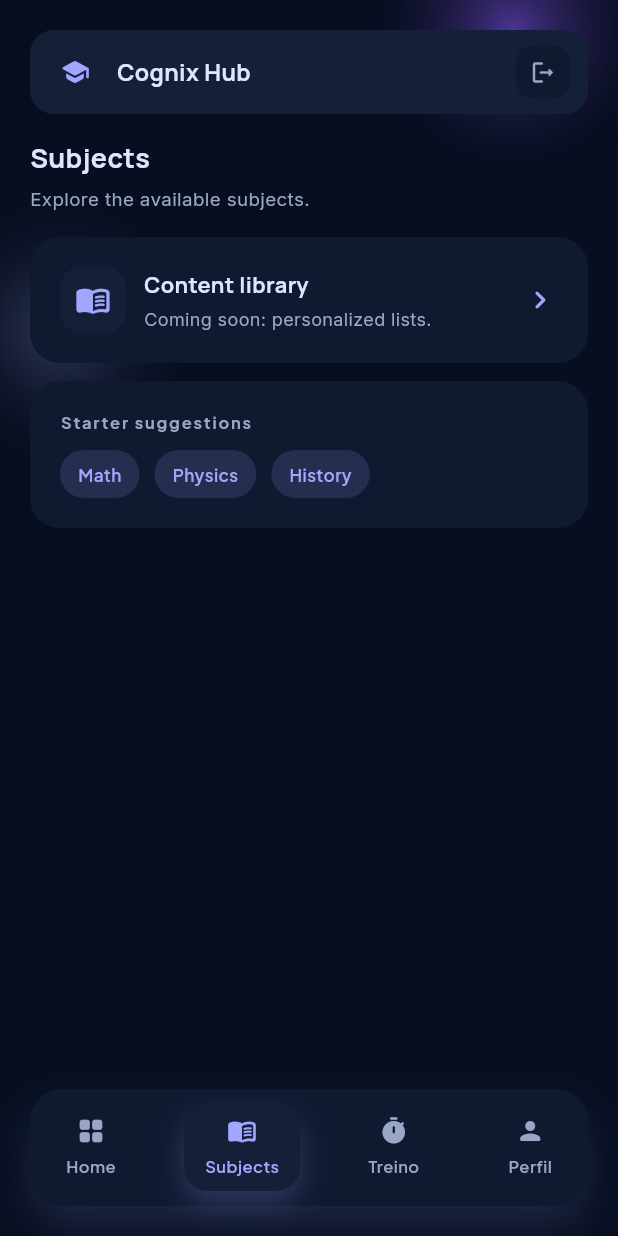
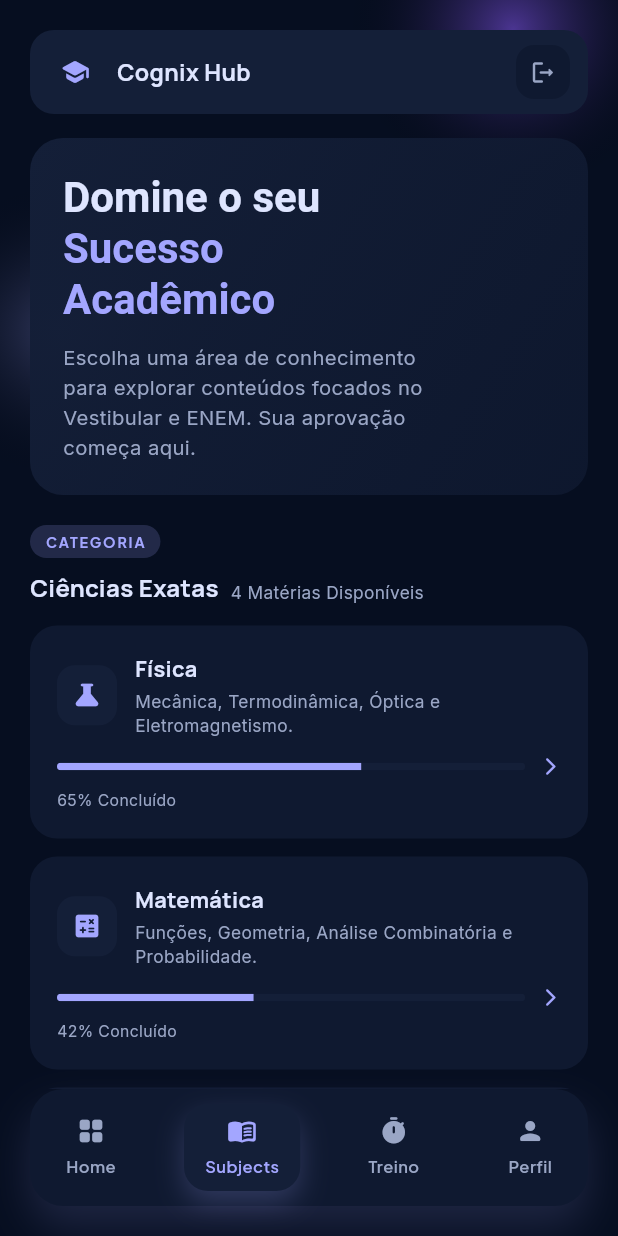
Before and after one commit to EmersonNog/cognix, a Flutter app: the Home screen opened by its route, item 2 of the bottom bar chosen, on a phone screen of 412 x 824 dp. Run offline on Flutter 3.47's test engine with Material 3 defaults, Android fonts, the light colour scheme and no system bars; our stand-ins replace firebase_auth, firebase_core, google_fonts, google_sign_in; accounts and stored records are empty.

Commit message:
feat: adicionar layout da aba de matérias

```diff
--- a/lib/pages/home/home.dart
+++ b/lib/pages/home/home.dart
@@ -3,7 +3,7 @@ import 'package:flutter/material.dart';
 import 'package:google_fonts/google_fonts.dart';
 import 'package:firebase_auth/firebase_auth.dart';
 import 'home_tab.dart';
-import 'subjects_tab.dart';
+import '../subjects/subjects_tab.dart';
 
 class Home extends StatefulWidget {
   const Home({super.key});
--- a/lib/pages/home/subjects_tab.dart
+++ /dev/null
@@ -1,145 +0,0 @@
-import 'package:flutter/material.dart';
-import 'package:google_fonts/google_fonts.dart';
-
-class SubjectsTab extends StatelessWidget {
-  const SubjectsTab({
-    super.key,
-    required this.surfaceContainer,
-    required this.surfaceContainerHigh,
-    required this.onSurface,
-    required this.onSurfaceMuted,
-    required this.primary,
-  });
-
-  final Color surfaceContainer;
-  final Color surfaceContainerHigh;
-  final Color onSurface;
-  final Color onSurfaceMuted;
-  final Color primary;
-
-  @override
-  Widget build(BuildContext context) {
-    return ListView(
-      padding: const EdgeInsets.fromLTRB(20, 0, 20, 120),
-      children: [
-        Text(
-          'Subjects',
-          style: GoogleFonts.manrope(
-            color: onSurface,
-            fontSize: 18,
-            fontWeight: FontWeight.w700,
-          ),
-        ),
-        const SizedBox(height: 6),
-        Text(
-          'Explore the available subjects.',
-          style: GoogleFonts.inter(color: onSurfaceMuted, fontSize: 12.5),
-        ),
-        const SizedBox(height: 16),
-        Container(
-          padding: const EdgeInsets.all(20),
-          decoration: BoxDecoration(
-            color: surfaceContainer,
-            borderRadius: BorderRadius.circular(20),
-          ),
-          child: Row(
-            children: [
-              Container(
-                width: 44,
-                height: 44,
-                decoration: BoxDecoration(
-                  color: surfaceContainerHigh,
-                  borderRadius: BorderRadius.circular(14),
-                ),
-                child: Icon(Icons.menu_book_rounded, color: primary),
-              ),
-              const SizedBox(width: 12),
-              Expanded(
-                child: Column(
-                  crossAxisAlignment: CrossAxisAlignment.start,
-                  children: [
-                    Text(
-                      'Content library',
-                      style: GoogleFonts.manrope(
-                        color: onSurface,
-                        fontSize: 14.5,
-                        fontWeight: FontWeight.w700,
-                      ),
-                    ),
-                    const SizedBox(height: 4),
-                    Text(
-                      'Coming soon: personalized lists.',
-                      style: GoogleFonts.inter(
-                        color: onSurfaceMuted,
-                        fontSize: 12,
-                      ),
-                    ),
-                  ],
-                ),
-              ),
-              Icon(Icons.chevron_right_rounded, color: primary),
-            ],
-          ),
-        ),
-        const SizedBox(height: 12),
-        Container(
-          padding: const EdgeInsets.all(20),
-          decoration: BoxDecoration(
-            color: surfaceContainer,
-            borderRadius: BorderRadius.circular(20),
-          ),
-          child: Column(
-            crossAxisAlignment: CrossAxisAlignment.start,
-            children: [
-              Text(
-                'Starter suggestions',
-                style: GoogleFonts.plusJakartaSans(
-                  color: onSurfaceMuted,
-                  fontSize: 11,
-                  letterSpacing: 1.2,
-                  fontWeight: FontWeight.w700,
-                ),
-              ),
-              const SizedBox(height: 10),
-              Wrap(
-                spacing: 10,
-                runSpacing: 10,
-                children: [
-                  _TagChip(label: 'Math', color: primary),
-                  _TagChip(label: 'Physics', color: primary),
-                  _TagChip(label: 'History', color: primary),
-                ],
-              ),
-            ],
-          ),
-        ),
-      ],
-    );
-  }
-}
-
-class _TagChip extends StatelessWidget {
-  const _TagChip({required this.label, required this.color});
-
-  final String label;
-  final Color color;
-
-  @override
-  Widget build(BuildContext context) {
-    return Container(
-      padding: const EdgeInsets.symmetric(horizontal: 12, vertical: 8),
-      decoration: BoxDecoration(
-        color: color.withOpacity(0.15),
-        borderRadius: BorderRadius.circular(999),
-      ),
-      child: Text(
-        label,
-        style: GoogleFonts.plusJakartaSans(
-          color: color,
-          fontSize: 11.5,
-          fontWeight: FontWeight.w600,
-        ),
-      ),
-    );
-  }
-}
--- /dev/null
+++ b/lib/pages/subjects/subjects_tab.dart
@@ -0,0 +1,176 @@
+import 'package:flutter/material.dart';
+import 'widgets/subject_card.dart';
+import 'widgets/subject_category_header.dart';
+import 'widgets/subject_compact_card.dart';
+import 'widgets/subjects_hero_card.dart';
+
+class SubjectsTab extends StatelessWidget {
+  const SubjectsTab({
+    super.key,
+    required this.surfaceContainer,
+    required this.surfaceContainerHigh,
+    required this.onSurface,
+    required this.onSurfaceMuted,
+    required this.primary,
+  });
+
+  final Color surfaceContainer;
+  final Color surfaceContainerHigh;
+  final Color onSurface;
+  final Color onSurfaceMuted;
+  final Color primary;
+
+  @override
+  Widget build(BuildContext context) {
+    return ListView(
+      padding: const EdgeInsets.fromLTRB(20, 0, 20, 120),
+      children: [
+        SubjectsHeroCard(
+          surfaceContainer: surfaceContainer,
+          surfaceContainerHigh: surfaceContainerHigh,
+          onSurface: onSurface,
+          onSurfaceMuted: onSurfaceMuted,
+          primary: primary,
+        ),
+        const SizedBox(height: 20),
+        SubjectCategoryHeader(
+          title: 'Ciências Exatas',
+          subtitle: '4 Matérias Disponíveis',
+          onSurface: onSurface,
+          onSurfaceMuted: onSurfaceMuted,
+          primary: primary,
+        ),
+        const SizedBox(height: 14),
+        SubjectCard(
+          title: 'Física',
+          description: 'Mecânica, Termodinâmica, Óptica e Eletromagnetismo.',
+          progress: 0.65,
+          progressLabel: '65% Concluído',
+          icon: Icons.science_rounded,
+          surfaceContainer: surfaceContainer,
+          surfaceContainerHigh: surfaceContainerHigh,
+          onSurface: onSurface,
+          onSurfaceMuted: onSurfaceMuted,
+          primary: primary,
+        ),
+        const SizedBox(height: 12),
+        SubjectCard(
+          title: 'Matemática',
+          description: 'Funções, Geometria, Análise Combinatória e Probabilidade.',
+          progress: 0.42,
+          progressLabel: '42% Concluído',
+          icon: Icons.calculate_rounded,
+          surfaceContainer: surfaceContainer,
+          surfaceContainerHigh: surfaceContainerHigh,
+          onSurface: onSurface,
+          onSurfaceMuted: onSurfaceMuted,
+          primary: primary,
+        ),
+        const SizedBox(height: 12),
+        SubjectCard(
+          title: 'Química',
+          description: 'Atomística, Química Orgânica, Estequiometria e Termoquímica.',
+          progress: 0.28,
+          progressLabel: '28% Concluído',
+          icon: Icons.biotech_rounded,
+          surfaceContainer: surfaceContainer,
+          surfaceContainerHigh: surfaceContainerHigh,
+          onSurface: onSurface,
+          onSurfaceMuted: onSurfaceMuted,
+          primary: primary,
+        ),
+        const SizedBox(height: 12),
+        SubjectCard(
+          title: 'Tecnologia',
+          description: 'Lógica de Programação, Algoritmos e Cultura Digital.',
+          progress: 0.51,
+          progressLabel: '51% Concluído',
+          icon: Icons.memory_rounded,
+          surfaceContainer: surfaceContainer,
+          surfaceContainerHigh: surfaceContainerHigh,
+          onSurface: onSurface,
+          onSurfaceMuted: onSurfaceMuted,
+          primary: primary,
+        ),
+        const SizedBox(height: 18),
+        SubjectCategoryHeader(
+          title: 'Ciências Humanas',
+          subtitle: '3 Matérias Disponíveis',
+          onSurface: onSurface,
+          onSurfaceMuted: onSurfaceMuted,
+          primary: primary,
+        ),
+        const SizedBox(height: 14),
+        SubjectCompactCard(
+          title: 'Literatura',
+          description: 'Escolas Literárias, Análise de Obras e Interpretação.',
+          icon: Icons.menu_book_rounded,
+          footerText: '54 alunos matriculados',
+          surfaceContainer: surfaceContainer,
+          surfaceContainerHigh: surfaceContainerHigh,
+          onSurface: onSurface,
+          onSurfaceMuted: onSurfaceMuted,
+          primary: primary,
+        ),
+        const SizedBox(height: 12),
+        SubjectCompactCard(
+          title: 'Filosofia e Sociologia',
+          description: 'Ética, Política, Correntes de Pensamento e Cultura.',
+          icon: Icons.psychology_rounded,
+          footerText: '40 alunos matriculados',
+          surfaceContainer: surfaceContainer,
+          surfaceContainerHigh: surfaceContainerHigh,
+          onSurface: onSurface,
+          onSurfaceMuted: onSurfaceMuted,
+          primary: primary,
+        ),
+        const SizedBox(height: 12),
+        SubjectCompactCard(
+          title: 'História',
+          description: 'Brasil Colônia e Império, Revoluções e Guerras Mundiais.',
+          icon: Icons.public_rounded,
+          footerText: '45 alunos matriculados',
+          surfaceContainer: surfaceContainer,
+          surfaceContainerHigh: surfaceContainerHigh,
+          onSurface: onSurface,
+          onSurfaceMuted: onSurfaceMuted,
+          primary: primary,
+        ),
+        const SizedBox(height: 18),
+        SubjectCategoryHeader(
+          title: 'Ciências Biológicas',
+          subtitle: '2 Matérias Disponíveis',
+          onSurface: onSurface,
+          onSurfaceMuted: onSurfaceMuted,
+          primary: primary,
+        ),
+        const SizedBox(height: 14),
+        SubjectCompactCard(
+          title: 'Biologia Celular',
+          description:
+              'DNA, Replicação, Síntese de Proteínas e Genética Mendeliana.',
+          icon: Icons.bubble_chart_rounded,
+          footerText: '38 alunos matriculados',
+          surfaceContainer: surfaceContainer,
+          surfaceContainerHigh: surfaceContainerHigh,
+          onSurface: onSurface,
+          onSurfaceMuted: onSurfaceMuted,
+          primary: primary,
+        ),
+        const SizedBox(height: 12),
+        SubjectCompactCard(
+          title: 'Fisiologia Humana',
+          description:
+              'Sistemas do corpo humano, Homeostase e Anatomia aplicada.',
+          icon: Icons.favorite_rounded,
+          footerText: '29 alunos matriculados',
+          surfaceContainer: surfaceContainer,
+          surfaceContainerHigh: surfaceContainerHigh,
+          onSurface: onSurface,
+          onSurfaceMuted: onSurfaceMuted,
+          primary: primary,
+        ),
+      ],
+    );
+  }
+}
--- /dev/null
+++ b/lib/pages/subjects/widgets/subject_card.dart
@@ -0,0 +1,112 @@
+import 'package:flutter/material.dart';
+import 'package:google_fonts/google_fonts.dart';
+
+class SubjectCard extends StatelessWidget {
+  const SubjectCard({
+    super.key,
+    required this.title,
+    required this.description,
+    required this.progress,
+    required this.progressLabel,
+    required this.icon,
+    required this.surfaceContainer,
+    required this.surfaceContainerHigh,
+    required this.onSurface,
+    required this.onSurfaceMuted,
+    required this.primary,
+  });
+
+  final String title;
+  final String description;
+  final double progress;
+  final String progressLabel;
+  final IconData icon;
+  final Color surfaceContainer;
+  final Color surfaceContainerHigh;
+  final Color onSurface;
+  final Color onSurfaceMuted;
+  final Color primary;
+
+  @override
+  Widget build(BuildContext context) {
+    return Container(
+      padding: const EdgeInsets.all(18),
+      decoration: BoxDecoration(
+        color: surfaceContainer,
+        borderRadius: BorderRadius.circular(18),
+      ),
+      child: Column(
+        crossAxisAlignment: CrossAxisAlignment.start,
+        children: [
+          Row(
+            children: [
+              Container(
+                width: 40,
+                height: 40,
+                decoration: BoxDecoration(
+                  color: surfaceContainerHigh,
+                  borderRadius: BorderRadius.circular(12),
+                ),
+                child: Icon(icon, color: primary, size: 20),
+              ),
+              const SizedBox(width: 12),
+              Expanded(
+                child: Column(
+                  crossAxisAlignment: CrossAxisAlignment.start,
+                  children: [
+                    Text(
+                      title,
+                      style: GoogleFonts.manrope(
+                        color: onSurface,
+                        fontSize: 14.5,
+                        fontWeight: FontWeight.w700,
+                      ),
+                    ),
+                    const SizedBox(height: 4),
+                    Text(
+                      description,
+                      style: GoogleFonts.inter(
+                        color: onSurfaceMuted,
+                        fontSize: 11.5,
+                        height: 1.35,
+                      ),
+                    ),
+                  ],
+                ),
+              ),
+            ],
+          ),
+          const SizedBox(height: 12),
+          Row(
+            children: [
+              Expanded(
+                child: ClipRRect(
+                  borderRadius: BorderRadius.circular(999),
+                  child: Container(
+                    height: 5,
+                    color: surfaceContainerHigh,
+                    child: FractionallySizedBox(
+                      widthFactor: progress.clamp(0, 1),
+                      alignment: Alignment.centerLeft,
+                      child: Container(color: primary),
+                    ),
+                  ),
+                ),
+              ),
+              const SizedBox(width: 10),
+              Icon(Icons.arrow_forward_ios_rounded, color: primary, size: 14),
+            ],
+          ),
+          const SizedBox(height: 8),
+          Text(
+            progressLabel,
+            style: GoogleFonts.inter(
+              color: onSurfaceMuted,
+              fontSize: 10.5,
+            ),
+          ),
+        ],
+      ),
+    );
+  }
+}
--- /dev/null
+++ b/lib/pages/subjects/widgets/subject_category_header.dart
@@ -0,0 +1,66 @@
+import 'package:flutter/material.dart';
+import 'package:google_fonts/google_fonts.dart';
+
+class SubjectCategoryHeader extends StatelessWidget {
+  const SubjectCategoryHeader({
+    super.key,
+    required this.title,
+    required this.subtitle,
+    required this.onSurface,
+    required this.onSurfaceMuted,
+    required this.primary,
+  });
+
+  final String title;
+  final String subtitle;
+  final Color onSurface;
+  final Color onSurfaceMuted;
+  final Color primary;
+
+  @override
+  Widget build(BuildContext context) {
+    return Column(
+      crossAxisAlignment: CrossAxisAlignment.start,
+      children: [
+        Container(
+          padding: const EdgeInsets.symmetric(horizontal: 10, vertical: 4),
+          decoration: BoxDecoration(
+            color: primary.withOpacity(0.18),
+            borderRadius: BorderRadius.circular(999),
+          ),
+          child: Text(
+            'CATEGORIA',
+            style: GoogleFonts.plusJakartaSans(
+              color: primary,
+              fontSize: 9.5,
+              letterSpacing: 1.2,
+              fontWeight: FontWeight.w700,
+            ),
+          ),
+        ),
+        const SizedBox(height: 8),
+        Row(
+          crossAxisAlignment: CrossAxisAlignment.end,
+          children: [
+            Text(
+              title,
+              style: GoogleFonts.manrope(
+                color: onSurface,
+                fontSize: 16,
+                fontWeight: FontWeight.w700,
+              ),
+            ),
+            const SizedBox(width: 8),
+            Text(
+              subtitle,
+              style: GoogleFonts.inter(
+                color: onSurfaceMuted,
+                fontSize: 11.5,
+              ),
+            ),
+          ],
+        ),
+      ],
+    );
+  }
+}
--- /dev/null
+++ b/lib/pages/subjects/widgets/subject_compact_card.dart
@@ -0,0 +1,121 @@
+import 'package:flutter/material.dart';
+import 'package:google_fonts/google_fonts.dart';
+
+class SubjectCompactCard extends StatelessWidget {
+  const SubjectCompactCard({
+    super.key,
+    required this.title,
+    required this.description,
+    required this.icon,
+    required this.footerText,
+    required this.surfaceContainer,
+    required this.surfaceContainerHigh,
+    required this.onSurface,
+    required this.onSurfaceMuted,
+    required this.primary,
+  });
+
+  final String title;
+  final String description;
+  final IconData icon;
+  final String footerText;
+  final Color surfaceContainer;
+  final Color surfaceContainerHigh;
+  final Color onSurface;
+  final Color onSurfaceMuted;
+  final Color primary;
+
+  @override
+  Widget build(BuildContext context) {
+    return Container(
+      padding: const EdgeInsets.all(18),
+      decoration: BoxDecoration(
+        color: surfaceContainer,
+        borderRadius: BorderRadius.circular(18),
+      ),
+      child: Column(
+        crossAxisAlignment: CrossAxisAlignment.start,
+        children: [
+          Row(
+            children: [
+              Container(
+                width: 38,
+                height: 38,
+                decoration: BoxDecoration(
+                  color: surfaceContainerHigh,
+                  borderRadius: BorderRadius.circular(12),
+                ),
+                child: Icon(icon, color: primary, size: 19),
+              ),
+              const SizedBox(width: 12),
+              Expanded(
+                child: Column(
+                  crossAxisAlignment: CrossAxisAlignment.start,
+                  children: [
+                    Text(
+                      title,
+                      style: GoogleFonts.manrope(
+                        color: onSurface,
+                        fontSize: 14.2,
+                        fontWeight: FontWeight.w700,
+                      ),
+                    ),
+                    const SizedBox(height: 4),
+                    Text(
+                      description,
+                      style: GoogleFonts.inter(
+                        color: onSurfaceMuted,
+                        fontSize: 11.2,
+                        height: 1.35,
+                      ),
+                    ),
+                  ],
+                ),
+              ),
+            ],
+          ),
+          const SizedBox(height: 12),
+          Row(
+            children: [
+              _AvatarDot(color: primary.withOpacity(0.85)),
+              const SizedBox(width: 6),
+              _AvatarDot(color: primary.withOpacity(0.6)),
+              const SizedBox(width: 6),
+              _AvatarDot(color: primary.withOpacity(0.4)),
+              const SizedBox(width: 10),
+              Text(
+                footerText,
+                style: GoogleFonts.inter(
+                  color: onSurfaceMuted,
+                  fontSize: 10.5,
+                ),
+              ),
+            ],
+          ),
+        ],
+      ),
+    );
+  }
+}
+
+class _AvatarDot extends StatelessWidget {
+  const _AvatarDot({required this.color});
+
+  final Color color;
+
+  @override
+  Widget build(BuildContext context) {
+    return Container(
+      width: 18,
+      height: 18,
+      decoration: BoxDecoration(
+        color: color,
+        shape: BoxShape.circle,
+        border: Border.all(
+          color: Colors.white.withOpacity(0.08),
+          width: 1,
+        ),
+      ),
+    );
+  }
+}
--- /dev/null
+++ b/lib/pages/subjects/widgets/subjects_hero_card.dart
@@ -0,0 +1,78 @@
+import 'package:flutter/material.dart';
+import 'package:google_fonts/google_fonts.dart';
+
+class SubjectsHeroCard extends StatelessWidget {
+  const SubjectsHeroCard({
+    super.key,
+    required this.surfaceContainer,
+    required this.surfaceContainerHigh,
+    required this.onSurface,
+    required this.onSurfaceMuted,
+    required this.primary,
+  });
+
+  final Color surfaceContainer;
+  final Color surfaceContainerHigh;
+  final Color onSurface;
+  final Color onSurfaceMuted;
+  final Color primary;
+
+  @override
+  Widget build(BuildContext context) {
+    return Container(
+      padding: const EdgeInsets.all(22),
+      decoration: BoxDecoration(
+        borderRadius: BorderRadius.circular(22),
+        gradient: LinearGradient(
+          begin: Alignment.topLeft,
+          end: Alignment.bottomRight,
+          colors: [
+            surfaceContainerHigh,
+            surfaceContainer.withOpacity(0.85),
+          ],
+        ),
+      ),
+      child: Column(
+        crossAxisAlignment: CrossAxisAlignment.start,
+        children: [
+          RichText(
+            text: TextSpan(
+              style: GoogleFonts.manrope(
+                fontSize: 28,
+                height: 1.2,
+                fontWeight: FontWeight.w700,
+              ),
+              children: [
+                TextSpan(
+                  text: 'Domine o seu\n',
+                  style: TextStyle(color: onSurface),
+                ),
+                TextSpan(
+                  text: 'Sucesso\n',
+                  style: TextStyle(color: primary),
+                ),
+                TextSpan(
+                  text: 'Acadêmico',
+                  style: TextStyle(color: primary),
+                ),
+              ],
+            ),
+          ),
+          const SizedBox(height: 12),
+          SizedBox(
+            width: MediaQuery.sizeOf(context).width * 0.65,
+            child: Text(
+              'Escolha uma área de conhecimento para explorar conteúdos '
+              'focados no Vestibular e ENEM. Sua aprovação começa aqui.',
+              style: GoogleFonts.inter(
+                color: onSurfaceMuted,
+                fontSize: 13.5,
+                height: 1.45,
+              ),
+            ),
+          ),
+        ],
+      ),
+    );
+  }
+}
```
